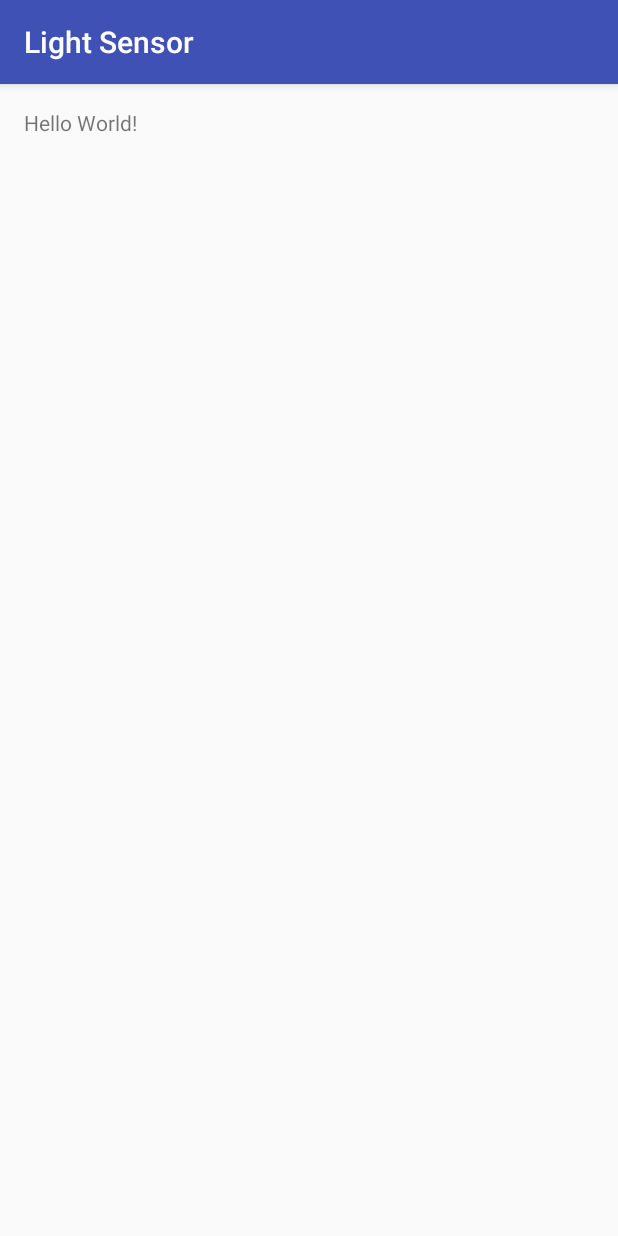
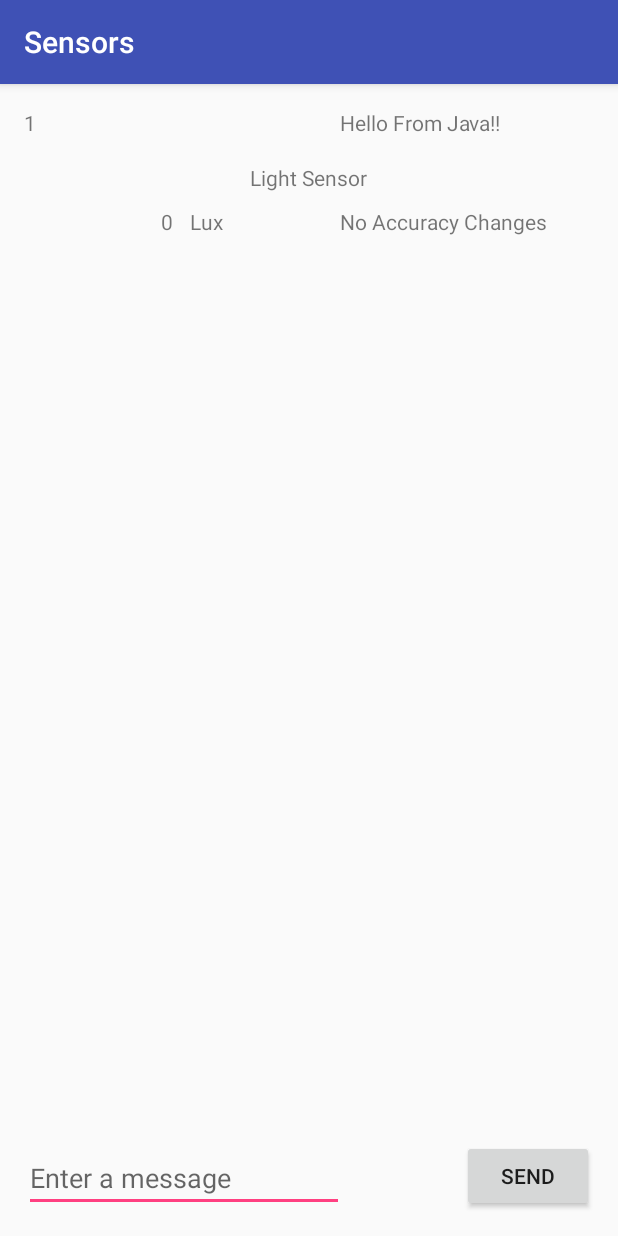
Before and after one commit to RafaelAnt/LightSensor, an Android app: the screen it shows after launch (MainActivity), on a phone screen of 412 x 824 dp. Run offline under Robolectric (Android 15) with nearby library versions, the phone set to English and light mode, and no system bars; 2 statements that could not run were skipped.

Commit message:
Added light sensor interface plus other smal test itens

```diff
--- a/app/build.gradle
+++ b/app/build.gradle
@@ -21,6 +21,9 @@ android {
             minifyEnabled false
             proguardFiles getDefaultProguardFile('proguard-android.txt'), 'proguard-rules.pro'
         }
+        debug {
+            debuggable true
+        }
     }
     externalNativeBuild {
         cmake {
--- a/app/src/main/java/com/example/rafael/lightsensor/MainActivity.java
+++ b/app/src/main/java/com/example/rafael/lightsensor/MainActivity.java
@@ -2,18 +2,82 @@ package com.example.rafael.lightsensor;
 
 import android.support.v7.app.AppCompatActivity;
 import android.os.Bundle;
+import android.view.WindowManager;
+import android.view.View;
 import android.widget.TextView;
+import android.hardware.SensorManager;
+import android.hardware.Sensor;
+import android.content.Context;
+import android.hardware.SensorEvent;
+import android.hardware.SensorEventListener;
+import android.content.Intent;
+import android.widget.EditText;
 
-public class MainActivity extends AppCompatActivity {
+public class MainActivity extends AppCompatActivity implements SensorEventListener {
+
+    private SensorManager mSensorManager;
+    private Sensor mLight, mAccelerometer;
+    private TextView tv_lumens;
+    private TextView tv_lightAcc;
+
+
+    public final static String EXTRA_MESSAGE = "com.example.rafael.lightsensor.MESSAGE";
 
     @Override
     protected void onCreate(Bundle savedInstanceState) {
         super.onCreate(savedInstanceState);
         setContentView(R.layout.activity_main);
 
-    // Example of a call to a native method
-    TextView tv = (TextView) findViewById(R.id.sample_text);
-    tv.setText(stringFromJNI());
+        this.tv_lumens = (TextView) findViewById(R.id.t_lumens);
+        this.tv_lightAcc = (TextView) findViewById(R.id.t_lightAcc);
+
+        //Keep the screen on
+        getWindow().addFlags(WindowManager.LayoutParams.FLAG_KEEP_SCREEN_ON);
+
+        // Example of a call to a native method
+        TextView tv = (TextView) findViewById(R.id.sample_text);
+        tv.setText(stringFromJNI());
+        TextView tv2 = (TextView) findViewById(R.id.t_helloC);
+        tv2.setText("Hello From Java!!");
+
+        // Get an instance of the sensor service, and use that to get an instance of
+        // a particular sensor.
+        mSensorManager = (SensorManager) getSystemService(Context.SENSOR_SERVICE);
+        mLight = mSensorManager.getDefaultSensor(Sensor.TYPE_LIGHT);
+    }
+
+    @Override
+    public final void onAccuracyChanged(Sensor sensor, int accuracy) {
+        // Do something here if sensor accuracy changes.
+        switch(sensor.getType()){
+            case(Sensor.TYPE_LIGHT):
+                tv_lightAcc.setText("Accuracy Changed to " + accuracy);
+                break;
+            default:
+        }
+
+    }
+
+    @Override
+    public final void onSensorChanged(SensorEvent event) {
+        //tv_lumens.setText("Sensor Changed !!!!!!!!");
+        float lumens = event.values[0];
+        // Do something with this sensor data.
+        tv_lumens.setText(Float.toString(lumens));
+    }
+
+    @Override
+    protected void onResume() {
+        // Register a listener for the sensor.
+        super.onResume();
+        mSensorManager.registerListener(this, mLight, SensorManager.SENSOR_DELAY_NORMAL);
+    }
+
+    @Override
+    protected void onPause() {
+        // Be sure to unregister the sensor when the activity pauses.
+        super.onPause();
+        mSensorManager.unregisterListener(this);
     }
 
     /**
@@ -26,4 +90,13 @@ public class MainActivity extends AppCompatActivity {
     static {
         System.loadLibrary("native-lib");
     }
+
+    /** Called when the user clicks the Send button */
+    public void sendMessage(View view) {
+        Intent intent = new Intent(this, DisplayMessageActivity.class);
+        EditText editText = (EditText) findViewById(R.id.edit_message);
+        String message = editText.getText().toString();
+        intent.putExtra(EXTRA_MESSAGE, message);
+        startActivity(intent);
+    }
 }
--- a/app/src/main/res/layout/activity_main.xml
+++ b/app/src/main/res/layout/activity_main.xml
@@ -5,15 +5,87 @@
     android:id="@+id/activity_main"
     android:layout_width="match_parent"
     android:layout_height="match_parent"
+    android:orientation="horizontal"
     android:paddingLeft="@dimen/activity_horizontal_margin"
     android:paddingRight="@dimen/activity_horizontal_margin"
     android:paddingTop="@dimen/activity_vertical_margin"
     android:paddingBottom="@dimen/activity_vertical_margin"
-    tools:context="com.example.rafael.lightsensor.MainActivity">
+    tools:context="com.example.rafael.lightsensor.MainActivity"
+    >
+
+    <TextView
+        android:text="2"
+        android:layout_width="wrap_content"
+        android:layout_height="wrap_content"
+        android:id="@+id/t_helloC"
+        android:layout_alignParentTop="true"
+        android:layout_alignStart="@+id/t_lightAcc" />
 
     <TextView
         android:id="@+id/sample_text"
         android:layout_width="wrap_content"
         android:layout_height="wrap_content"
-        android:text="Hello World!" />
+        android:text="1"
+        android:layout_alignParentTop="true"
+        android:layout_alignParentStart="true" />
+
+    <TextView
+        android:text="Light Sensor"
+        android:layout_width="wrap_content"
+        android:layout_height="wrap_content"
+        android:layout_marginTop="17dp"
+        android:id="@+id/textView"
+        android:layout_below="@+id/t_helloC"
+        android:layout_centerHorizontal="true" />
+
+    <TextView
+        android:text="No Accuracy Changes"
+        android:layout_width="wrap_content"
+        android:layout_height="wrap_content"
+        android:id="@+id/t_lightAcc"
+        android:layout_alignBaseline="@+id/textview423"
+        android:layout_alignBottom="@+id/textview423"
+        android:layout_alignParentEnd="true"
+        android:layout_marginEnd="31dp" />
+
+    <TextView
+        android:text="0"
+        android:layout_gravity="center_vertical|right"
+        android:layout_width="wrap_content"
+        android:layout_height="wrap_content"
+        android:id="@+id/t_lumens"
+        android:layout_marginTop="10dp"
+        android:layout_marginEnd="11dp"
+        android:layout_below="@+id/textView"
+        android:layout_toStartOf="@+id/textview423" />
+
+    <TextView
+        android:text="Lux"
+        android:layout_width="wrap_content"
+        android:layout_height="wrap_content"
+        android:id="@+id/textview423"
+        android:layout_alignBaseline="@+id/t_lumens"
+        android:layout_alignBottom="@+id/t_lumens"
+        android:layout_toStartOf="@+id/textView"
+        android:layout_marginEnd="18dp" />
+
+    <Button
+        android:layout_width="wrap_content"
+        android:layout_height="wrap_content"
+        android:text="@string/button_send"
+        android:id="@+id/button"
+        android:onClick="sendMessage"
+        android:layout_alignBottom="@+id/edit_message"
+        android:layout_alignParentEnd="true" />
+
+    <EditText
+        android:layout_width="wrap_content"
+        android:layout_height="wrap_content"
+        android:inputType="textPersonName"
+        android:ems="10"
+        android:id="@+id/edit_message"
+        android:hint="@string/edit_message"
+        android:layout_alignParentBottom="true"
+        android:layout_alignParentStart="true" />
+
 </RelativeLayout>
--- a/app/src/main/res/values/strings.xml
+++ b/app/src/main/res/values/strings.xml
@@ -1,3 +1,5 @@
 <resources>
-    <string name="app_name">Light Sensor</string>
+    <string name="app_name">Sensors</string>
+    <string name="edit_message">Enter a message</string>
+    <string name="button_send">Send</string>
 </resources>
```
Also changed, not shown: app/src/main/AndroidManifest.xml (+7 -3 lines), app/src/main/java/com/example/rafael/lightsensor/DisplayMessageActivity.java (added, +25 -0 lines), app/src/main/res/layout/activity_display_message.xml (added, +13 -0 lines).
